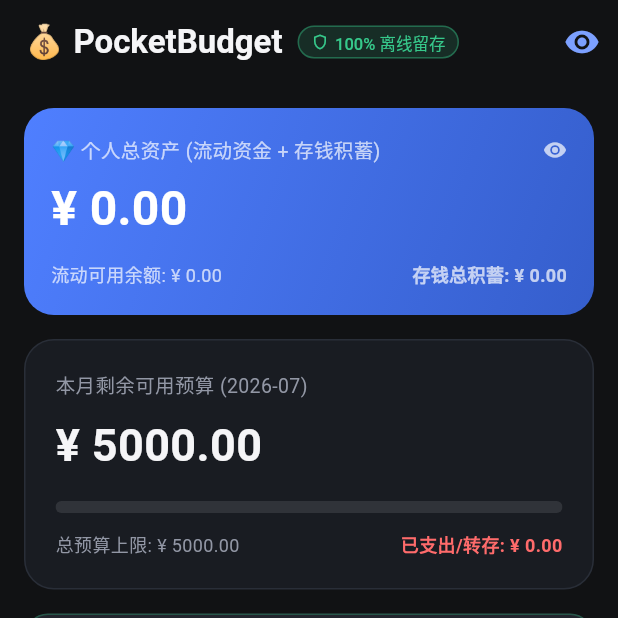
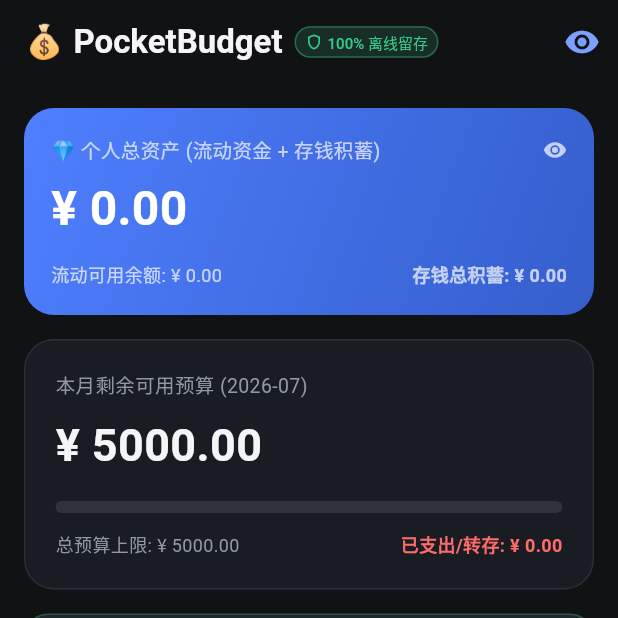
Before and after one commit to fenriarlab/PocketBudget, a Flutter app: the screen it shows after launch, on a phone screen of 412 x 824 dp, the top half of it. Run offline on Flutter 3.47's test engine with Material 3 defaults, Android fonts, the phone set to English and light mode, and no system bars; our stand-ins replace fl_chart, shared_preferences, sqflite; accounts and stored records are empty.

Commit message:
fix(ui): wrap AppBar title in FittedBox to fix RenderFlex 6.4px overflow on real devices

```diff
--- a/lib/features/dashboard/presentation/screens/home_dashboard_screen.dart
+++ b/lib/features/dashboard/presentation/screens/home_dashboard_screen.dart
@@ -100,29 +100,35 @@
   Widget build(BuildContext context) {
     return Scaffold(
       appBar: AppBar(
-        title: Row(
+        title: FittedBox(
+          fit: BoxFit.scaleDown,
+          alignment: Alignment.centerLeft,
+          child: Row(
+            mainAxisSize: MainAxisSize.min,
             children: [
               const Text('💰 PocketBudget'),
-            const SizedBox(width: 10),
+              const SizedBox(width: 8),
               Container(
-              padding: const EdgeInsets.symmetric(horizontal: 8, vertical: 2),
+                padding: const EdgeInsets.symmetric(horizontal: 6, vertical: 2),
                 decoration: BoxDecoration(
                   color: AppColors.income.withOpacity(0.15),
                   borderRadius: BorderRadius.circular(12),
                   border: Border.all(color: AppColors.income.withOpacity(0.4)),
                 ),
                 child: const Row(
+                  mainAxisSize: MainAxisSize.min,
                   children: [
                     Icon(Icons.shield_outlined, size: 12, color: AppColors.income),
-                  SizedBox(width: 4),
+                    SizedBox(width: 3),
                     Text(
                       '100% 离线留存',
-                    style: TextStyle(fontSize: 11, color: AppColors.income, fontWeight: FontWeight.w500),
-                  ),
-                ],
-              ),
-            ),
-          ],
+                      style: TextStyle(fontSize: 10, color: AppColors.income, fontWeight: FontWeight.w500),
+                    ),
+                  ],
+                ),
+              ),
+            ],
+          ),
         ),
         actions: [
           // Privacy Shield Toggle
```
Lines whose indentation alone changed are shown as unchanged.
